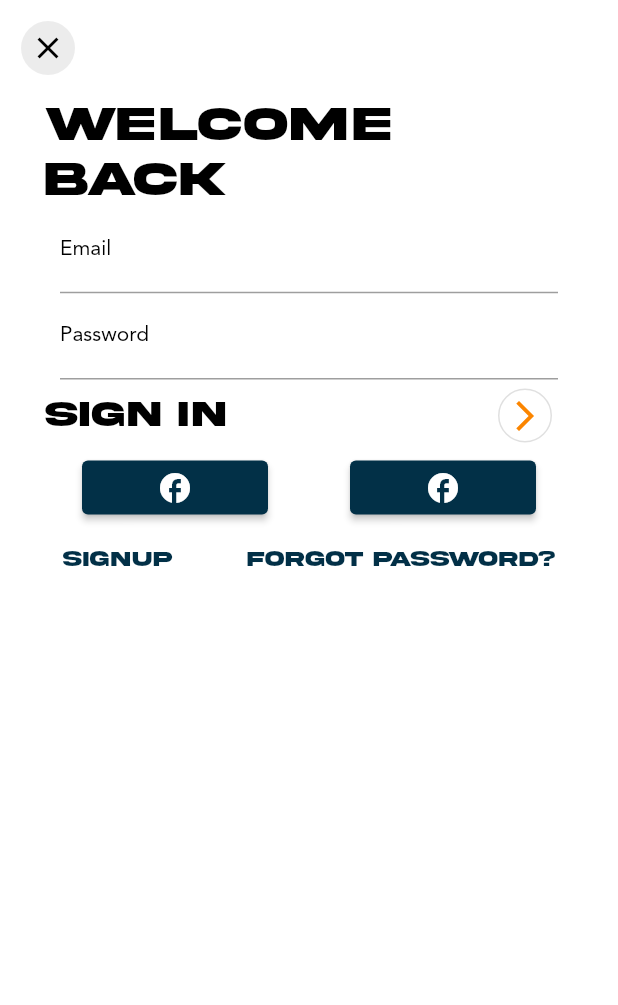
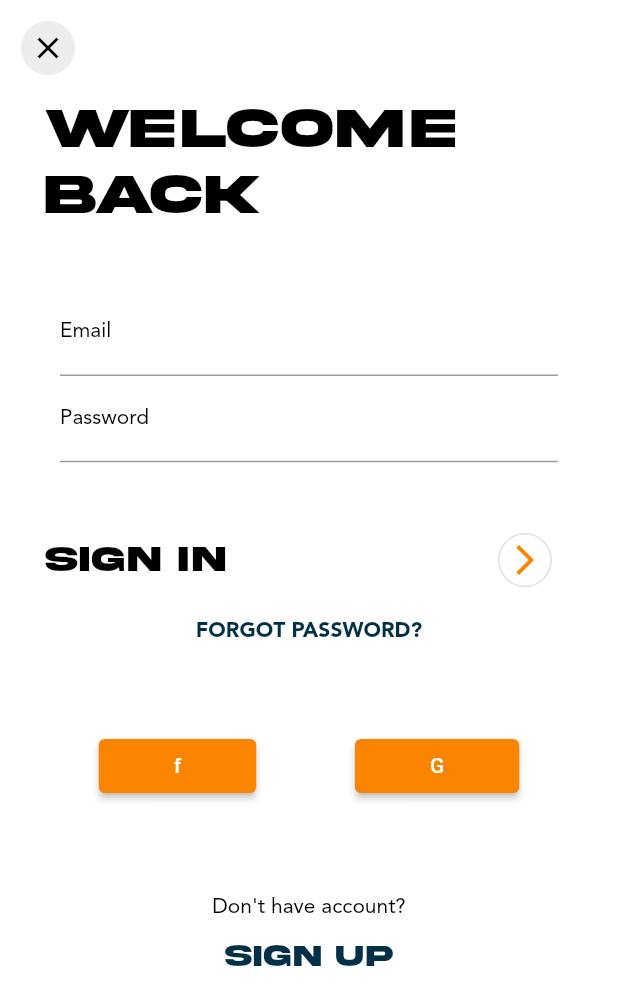
Before and after one commit to seeebbii/skitoboxes-app, a Flutter app: the LoginScreen screen opened directly, on a phone screen of 412 x 824 dp. Shown: the top 1005 px of the screen. Run offline on Flutter 3.47's test engine with Material 2 defaults, Android fonts, the phone set to English and light mode, and no system bars; our stand-ins replace get, rive.

Commit message:
login screen done

```diff
--- a/lib/views/authentication/login_screen.dart
+++ b/lib/views/authentication/login_screen.dart
@@ -1,13 +1,34 @@
 import 'package:flutter/material.dart';
+import 'package:skitoboxes/constants/colors.dart';
 import 'package:skitoboxes/controllers/navigation/navigation_controller.dart';
+import 'package:skitoboxes/views/authentication/signup_screen.dart';
 
 class LoginScreen extends StatelessWidget {
   const LoginScreen({Key? key}) : super(key: key);
 
+  void loginSheet(BuildContext ctx) {
+    showModalBottomSheet(
+        shape: RoundedRectangleBorder(
+          borderRadius: BorderRadius.circular(20),
+        ),
+        isScrollControlled: true,
+        context: ctx,
+        builder: (context) {
+          return ClipRRect(
+            borderRadius: BorderRadius.vertical(top: Radius.circular(20)),
+            child: Container(
+              height: MediaQuery.of(ctx).size.height * 0.90,
+              child: SignupScreen(),
+            ),
+          );
+        });
+  }
+
   @override
   Widget build(BuildContext context) {
     return Scaffold(
-      body: Column(
+      body: SingleChildScrollView(
+        child: Column(
           children: [
             Align(
               alignment: Alignment.topLeft,
@@ -28,9 +49,13 @@ class LoginScreen extends StatelessWidget {
               padding: const EdgeInsets.symmetric(horizontal: 30),
               child: Text(
                 'WELCOME BACK',
-              style: Theme.of(context).primaryTextTheme.headline6,
+                style: Theme.of(context)
+                    .primaryTextTheme
+                    .headline5!
+                    .copyWith(fontSize: 38),
               ),
             ),
+            SizedBox(height: MediaQuery.of(context).size.width * 0.1),
             Padding(
               padding: const EdgeInsets.symmetric(horizontal: 40),
               child: Column(
@@ -50,6 +75,7 @@ class LoginScreen extends StatelessWidget {
                 ],
               ),
             ),
+            SizedBox(height: MediaQuery.of(context).size.width * 0.1),
             Padding(
               padding: const EdgeInsets.symmetric(horizontal: 30),
               child: Row(
@@ -68,50 +94,49 @@ class LoginScreen extends StatelessWidget {
                 ],
               ),
             ),
+            TextButton(
+              onPressed: () {},
+              child: Text(
+                'FORGOT PASSWORD?',
+                style: Theme.of(context)
+                    .textTheme
+                    .bodyText1!
+                    .copyWith(fontWeight: FontWeight.w600, color: darkBlue),
+              ),
+            ),
+            SizedBox(height: MediaQuery.of(context).size.width * 0.1),
             Row(
               mainAxisAlignment: MainAxisAlignment.spaceEvenly,
               children: [
                 ElevatedButton(
                   onPressed: () => NavigationController.instance.goBack(),
-                child: Icon(Icons.facebook_outlined),
+                  child: Text('f'),
                   style: ElevatedButton.styleFrom(
                       padding: EdgeInsets.symmetric(horizontal: 50)),
                 ),
                 ElevatedButton(
                   onPressed: () => NavigationController.instance.goBack(),
-                child: Icon(Icons.facebook_outlined),
+                  child: Text('G'),
                   style: ElevatedButton.styleFrom(
                       padding: EdgeInsets.symmetric(horizontal: 50)),
                 ),
               ],
             ),
-          Row(
-            mainAxisAlignment: MainAxisAlignment.spaceEvenly,
-            children: [
+            SizedBox(height: MediaQuery.of(context).size.width * 0.15),
+            Text("Don't have account?",
+                style: Theme.of(context).textTheme.bodyText1),
             TextButton(
-                onPressed: () {},
+              onPressed: () => loginSheet(context),
               child: Text(
-                  'SIGNUP',
-                  style: TextStyle(
-                    fontFamily: 'Akira',
-                    fontSize: 14,
-                  ),
-                ),
-              ),
-              TextButton(
-                onPressed: () {},
-                child: Text(
-                  'FORGOT PASSWORD?',
-                  softWrap: true,
-                  style: TextStyle(
-                    fontFamily: 'Akira',
-                    fontSize: 14,
-                  ),
+                'SIGN UP',
+                style: Theme.of(context)
+                    .primaryTextTheme
+                    .headline5!
+                    .copyWith(fontSize: 20, color: darkBlue),
               ),
             ),
           ],
         ),
-        ],
       ),
     );
   }
```
Also changed, not shown: lib/main.dart (+1 -12 lines), lib/views/authentication/signup_screen.dart (+24 -1 lines), lib/views/info/landing_page.dart (+12 -2 lines). Lines whose indentation alone changed are shown as unchanged.
